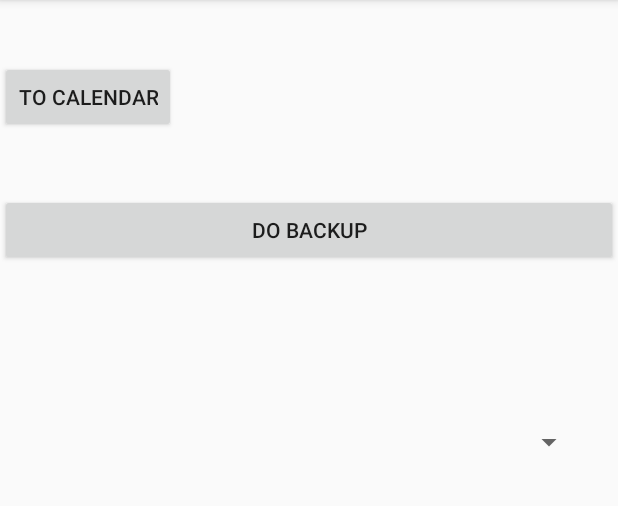
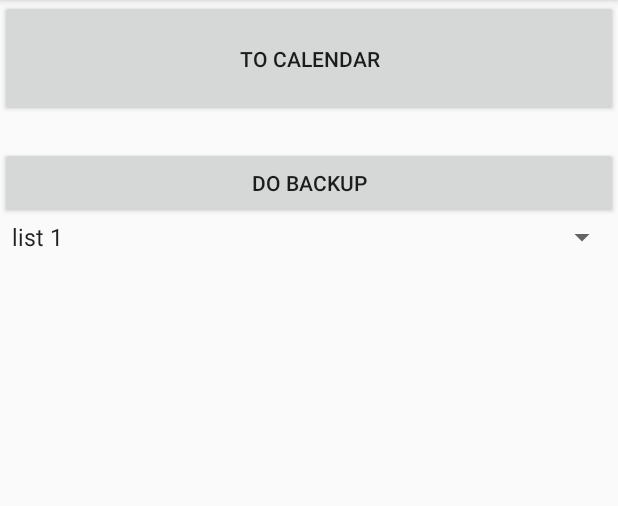
Before and after one commit to pratljad/EGA, an Android app: the SettingsActivity screen opened directly, with no data from a screen before it, on a phone screen of 412 x 824 dp, the part 84-590 px from its top. Run offline under Robolectric (Android 15) with nearby library versions, the phone set to English and light mode, and no system bars.

```diff
--- a/AndroidClient/AppointmentHelper/app/src/main/java/at/ega/appointmenthelper/SettingsActivity.java
+++ b/AndroidClient/AppointmentHelper/app/src/main/java/at/ega/appointmenthelper/SettingsActivity.java
@@ -4,8 +4,14 @@ import android.content.Intent;
 import android.support.v7.app.AppCompatActivity;
 import android.os.Bundle;
 import android.view.View;
+import android.widget.ArrayAdapter;
 import android.widget.Button;
+import android.widget.Spinner;
+import android.widget.SpinnerAdapter;
 import android.widget.Toast;
+
+import java.util.ArrayList;
+import java.util.List;
 
 public class SettingsActivity extends AppCompatActivity {
 
@@ -19,18 +25,25 @@ public class SettingsActivity extends AppCompatActivity {
             @Override
             public void onClick(View view) {
                 Toast.makeText(getApplicationContext(),"Simulated backup.", Toast.LENGTH_LONG).show();
-                //attemptLogin();
             }
         });
 
         Button btn_backToMain = (Button) findViewById(R.id.btn_backToMain);
-        btn_doBackup.setOnClickListener(new View.OnClickListener() {
+        btn_backToMain.setOnClickListener(new View.OnClickListener() {
             @Override
             public void onClick(View view) {
                 Toast.makeText(getApplicationContext(),"Simulated back to main.", Toast.LENGTH_LONG).show();
-                //attemptLogin();
                 startActivity(new Intent(SettingsActivity.this, MainActivity.class));
             }
         });
+
+        Spinner calenderSpinner = (Spinner) findViewById(R.id.spinner_calendars);
+        List<String> calendarList = new ArrayList<String>();
+        calendarList.add("list 1");
+        calendarList.add("list 2");
+        calendarList.add("list 3");
+        ArrayAdapter<String> dataAdapter = new ArrayAdapter<String>(this, android.R.layout.simple_spinner_item, calendarList);
+        dataAdapter.setDropDownViewResource(android.R.layout.simple_spinner_dropdown_item);
+        calenderSpinner.setAdapter(dataAdapter);
     }
 }
--- a/AndroidClient/AppointmentHelper/app/src/main/res/layout/activity_main.xml
+++ b/AndroidClient/AppointmentHelper/app/src/main/res/layout/activity_main.xml
@@ -1,5 +1,6 @@
 <?xml version="1.0" encoding="utf-8"?>
-<GridLayout xmlns:android="http://schemas.android.com/apk/res/android"
+<GridLayout
+    xmlns:android="http://schemas.android.com/apk/res/android"
     xmlns:app="http://schemas.android.com/apk/res-auto"
     xmlns:tools="http://schemas.android.com/tools"
     android:id="@+id/realtiveLayout"
--- a/AndroidClient/AppointmentHelper/app/src/main/res/layout/activity_settings.xml
+++ b/AndroidClient/AppointmentHelper/app/src/main/res/layout/activity_settings.xml
@@ -1,43 +1,38 @@
 <?xml version="1.0" encoding="utf-8"?>
-<android.support.constraint.ConstraintLayout xmlns:android="http://schemas.android.com/apk/res/android"
+<GridLayout xmlns:android="http://schemas.android.com/apk/res/android"
     xmlns:app="http://schemas.android.com/apk/res-auto"
     xmlns:tools="http://schemas.android.com/tools"
     android:id="@+id/linearLayout2"
     android:layout_width="match_parent"
-    android:layout_height="match_parent">
-
-    <Button
-        android:id="@+id/btn_doBackup"
-        android:layout_width="0dp"
-        android:layout_height="wrap_content"
-        android:layout_marginTop="48dp"
-        android:layout_marginBottom="12dp"
-        android:text="@string/btn_backup"
-        app:layout_constraintBottom_toTopOf="@+id/spinner_calendars"
-        app:layout_constraintEnd_toEndOf="parent"
-        app:layout_constraintHorizontal_bias="0.0"
-        app:layout_constraintStart_toStartOf="parent"
-        app:layout_constraintTop_toTopOf="parent" />
-
-    <Spinner
-        android:id="@+id/spinner_calendars"
-        android:layout_width="368dp"
-        android:layout_height="22dp"
-        android:layout_marginTop="12dp"
-        android:layout_marginBottom="381dp"
-
-        app:layout_constraintBottom_toBottomOf="parent"
-        app:layout_constraintEnd_toEndOf="parent"
-        app:layout_constraintStart_toStartOf="parent"
-        app:layout_constraintTop_toBottomOf="@+id/btn_doBackup" />
+    android:layout_height="match_parent"
+    android:columnCount="2"
+    android:orientation="vertical">
 
     <Button
         android:id="@+id/btn_backToMain"
-        android:layout_width="wrap_content"
-        android:layout_height="wrap_content"
-        android:text="@string/btn_backToCalendar"
-        app:layout_constraintBottom_toTopOf="@+id/btn_doBackup"
-        app:layout_constraintStart_toStartOf="parent"
-        app:layout_constraintTop_toTopOf="parent" />
+        android:layout_rowWeight="0.05"
+        android:layout_columnSpan="1"
+        android:layout_columnWeight="1"
+        android:text="@string/btn_backToCalendar" />
 
-</android.support.constraint.ConstraintLayout>
+    <LinearLayout
+        android:id="@+id/ll_settings"
+        android:layout_rowWeight="1"
+        android:layout_columnSpan="1"
+        android:layout_columnWeight="1"
+        android:orientation="vertical"
+        android:layout_marginTop="20dp">
+
+        <Button
+            android:id="@+id/btn_doBackup"
+            android:layout_width="match_parent"
+            android:layout_height="wrap_content"
+            android:text="@string/btn_backup" />
+
+        <Spinner
+            android:id="@+id/spinner_calendars"
+            android:layout_width="match_parent"
+            android:layout_height="wrap_content" />
+
+    </LinearLayout>
+</GridLayout>
```
Also changed, not shown: AndroidClient/AppointmentHelper/app/src/main/java/at/ega/appointmenthelper/DomainClasses/ChartFormatter.java (added, +13 -0 lines), AndroidClient/AppointmentHelper/app/src/main/java/at/ega/appointmenthelper/DomainClasses/MyXAxisValueFormatter.java (added, +24 -0 lines), AndroidClient/AppointmentHelper/app/src/main/java/at/ega/appointmenthelper/MainActivity.java (+8 -7 lines), AndroidClient/AppointmentHelper/app/src/main/java/at/ega/appointmenthelper/StatisticsActivity.java (+71 -19 lines), AndroidClient/AppointmentHelper/app/src/main/res/layout/activity_statistics.xml (+15 -19 lines).
